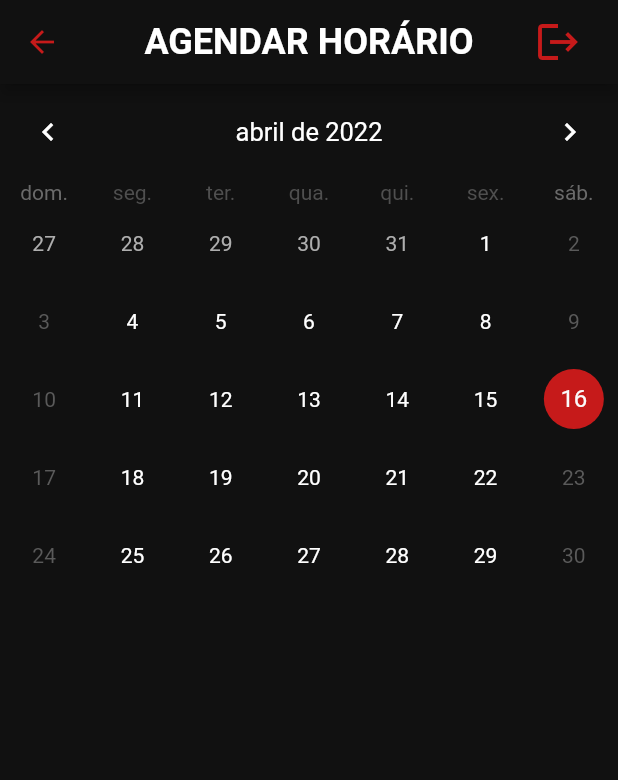
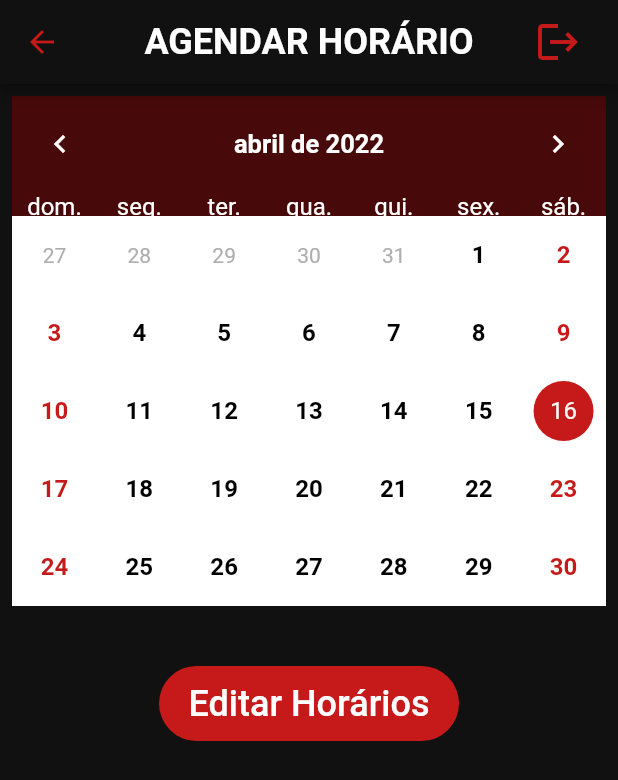
Before and after one commit to othiagosilva/myTrainer, a Flutter app: the Agendar screen opened by its route, on a phone screen of 412 x 824 dp. Shown: the top 780 px of the screen. Run offline on Flutter 3.47's test engine with Material 2 defaults, Android fonts, the phone set to English and light mode, and no system bars; drawn by our look-alikes of table_calendar; our stand-ins replace cloud_firestore, firebase_auth, firebase_core; accounts and stored records are empty; Roboto replaces fonts that are missing (OpenSans).

Commit message:
alteracao calendario + comeco funcionalidade horario

```diff
--- a/lib/components/my_buttons.dart
+++ b/lib/components/my_buttons.dart
@@ -5,6 +5,7 @@ buttonLabel(label) {
     label,
     style: TextStyle(
       fontSize: 20,
+      letterSpacing: 0,
     ),
   );
 }
--- a/lib/components/my_calendar.dart
+++ b/lib/components/my_calendar.dart
@@ -1,5 +1,6 @@
 import 'package:cloud_firestore/cloud_firestore.dart';
 import 'package:flutter/material.dart';
+import 'package:intl/intl.dart';
 import 'package:my_trainer/components/show_dialog.dart';
 import 'package:my_trainer/components/show_message.dart';
 import 'package:my_trainer/components/text_field.dart';
@@ -41,22 +42,9 @@ class _MyCalendarState extends State<MyCalendar> {
       lastDay: _lastDay,
       focusedDay: _focusedDay,
       calendarFormat: _calendarFormat,
-      headerStyle: HeaderStyle(
-        formatButtonVisible: false,
-        titleCentered: true,
-        leftChevronIcon: Icon(Icons.chevron_left, color: Colors.white),
-        rightChevronIcon: Icon(Icons.chevron_right, color: Colors.white),
-      ),
-      calendarStyle: CalendarStyle(
-        todayDecoration: BoxDecoration(
-          color: Theme.of(context).colorScheme.secondary,
-          shape: BoxShape.circle,
-        ),
-        selectedDecoration: BoxDecoration(
-          color: Theme.of(context).primaryColor,
-          shape: BoxShape.circle,
-        ),
-      ),
+      headerStyle: headerStyle(),
+      daysOfWeekStyle: daysOfWeekStyle(),
+      calendarStyle: calendarStyle(),
       selectedDayPredicate: (day) {
         return isSameDay(_selectedDay, day);
       },
@@ -79,6 +67,59 @@ class _MyCalendarState extends State<MyCalendar> {
       onPageChanged: (focusedDay) {
         _focusedDay = focusedDay;
       },
+    );
+  }
+
+  headerStyle() {
+    return HeaderStyle(
+      formatButtonVisible: false,
+      titleCentered: true,
+      titleTextStyle: TextStyle(fontSize: 17.0, fontWeight: FontWeight.bold),
+      leftChevronIcon: Icon(Icons.chevron_left, color: Colors.white),
+      rightChevronIcon: Icon(Icons.chevron_right, color: Colors.white),
+      decoration: BoxDecoration(
+        color: Theme.of(context).colorScheme.secondary,
+      ),
+    );
+  }
+
+  daysOfWeekStyle() {
+    return DaysOfWeekStyle(
+      decoration: BoxDecoration(
+        color: Theme.of(context).colorScheme.secondary,
+      ),
+      weekdayStyle: TextStyle(
+        color: Colors.white,
+        fontSize: 16,
+      ),
+      weekendStyle: TextStyle(
+        color: Colors.white,
+        fontSize: 16,
+      ),
+    );
+  }
+
+  calendarStyle() {
+    return CalendarStyle(
+      todayDecoration: BoxDecoration(
+        color: Theme.of(context).colorScheme.secondary,
+        shape: BoxShape.circle,
+      ),
+      selectedDecoration: BoxDecoration(
+        color: Theme.of(context).primaryColor,
+        shape: BoxShape.circle,
+      ),
+      weekendTextStyle: TextStyle(
+        color: Theme.of(context).primaryColor,
+        fontWeight: FontWeight.bold,
+        fontSize: 16,
+      ),
+      defaultTextStyle: TextStyle(
+        color: Colors.black,
+        fontWeight: FontWeight.bold,
+        fontSize: 16,
+      ),
+      rowDecoration: BoxDecoration(color: Colors.white),
     );
   }
 
@@ -107,6 +148,12 @@ class _MyCalendarState extends State<MyCalendar> {
     );
   }
 
+  formatDate(date) {
+    var formatter = new DateFormat('dd-MM-yyyy');
+    String formattedDate = formatter.format(date);
+    return formattedDate;
+  }
+
   confirmClassButton() {
     return ElevatedButton(
       child: buttonLabel('Confirmar'),
@@ -114,10 +161,10 @@ class _MyCalendarState extends State<MyCalendar> {
       onPressed: () {
         if (_txtAthleteID.text.isNotEmpty) {
           FirebaseFirestore.instance.collection('aula').add({
+            'data': formatDate(_selectedDay).toString(),
             'codAluno': _txtAthleteID.text,
-            'data': _selectedDay.toString(),
           });
-          showMessage('Adicionada com sucesso', context);
+          showMessage('Agendadado com sucesso', context);
           Navigator.pop(context);
           FocusScope.of(context).unfocus();
           _txtAthleteID.text = '';
--- a/lib/components/theme.dart
+++ b/lib/components/theme.dart
@@ -19,7 +19,7 @@ final myTrainerTheme = theme.copyWith(
       fontWeight: FontWeight.bold,
     ),
     headline3: TextStyle(
-      fontSize: 16,
+      fontSize: 24,
       color: Colors.white,
     ),
     headline4: TextStyle(
--- a/lib/main.dart
+++ b/lib/main.dart
@@ -2,6 +2,7 @@ import 'package:flutter/material.dart';
 import 'package:intl/date_symbol_data_local.dart';
 import 'package:intl/intl.dart';
 import 'package:firebase_core/firebase_core.dart';
+import 'package:my_trainer/pages/agendamento/available_hours.dart';
 import 'package:my_trainer/pages/login_page.dart';
 import 'package:my_trainer/pages/register_page.dart';
 import 'package:my_trainer/pages/about_page.dart';
@@ -42,6 +43,7 @@ Future<void> main() async {
             'alterar_dados': (context) => AlterarExcluir(),
             'agendar': (context) => Agendar(),
             'consultar_agendamento': (context) => ConsultarAgendamento(),
+            'horarios_disponiveis': (context) => AvailableHours(),
             'cadastrar_treino': (context) => CadastrarTreino(),
             'consultar_treino': (context) => ConsultarTreino(),
             'feedback': (context) => FeedbackAluno(),
--- a/lib/pages/agendamento/agendar.dart
+++ b/lib/pages/agendamento/agendar.dart
@@ -1,6 +1,7 @@
 import 'package:flutter/material.dart';
 import 'package:my_trainer/components/logout.dart';
 import 'package:my_trainer/components/my_calendar.dart';
+import 'package:my_trainer/components/navegation_button.dart';
 
 class Agendar extends StatefulWidget {
   const Agendar({Key? key}) : super(key: key);
@@ -29,7 +30,18 @@ class _AgendarState extends State<Agendar> {
       ),
       backgroundColor: Theme.of(context).backgroundColor,
       body: SingleChildScrollView(
-        child: MyCalendar(),
+        child: Column(
+          children: [
+            Container(
+              margin: EdgeInsets.fromLTRB(0, 0, 0, 24),
+              padding: EdgeInsets.all(8),
+              child: MyCalendar(),
+            ),
+            WidgetNavegationButton(
+                'Editar Horários', Theme.of(context).primaryColor,
+                proximaPag: 'horarios_disponiveis'),
+          ],
+        ),
       ),
     );
   }
--- a/lib/pages/renda/consultar_renda.dart
+++ b/lib/pages/renda/consultar_renda.dart
@@ -153,9 +153,9 @@ class _ConsultarRendaState extends State<ConsultarRenda> {
         crossAxisAlignment: CrossAxisAlignment.end,
         children: [
           Column(
+            crossAxisAlignment: CrossAxisAlignment.start,
             children: [
               Container(
-                margin: EdgeInsets.fromLTRB(0, 0, 100, 0),
                 child:
                     Text('Nome', style: Theme.of(context).textTheme.headline3),
               ),
@@ -281,7 +281,7 @@ class _ConsultarRendaState extends State<ConsultarRenda> {
 
   removeConfirmationPopUpContent(data, incomeName) {
     return Container(
-      height: 180,
+      height: 150,
       child: Column(
         children: [
           Container(
```
Also changed, not shown: lib/pages/agendamento/available_hours.dart (added, +114 -0 lines), lib/pages/agendamento/consultar_agendamento.dart (+21 -27 lines).
